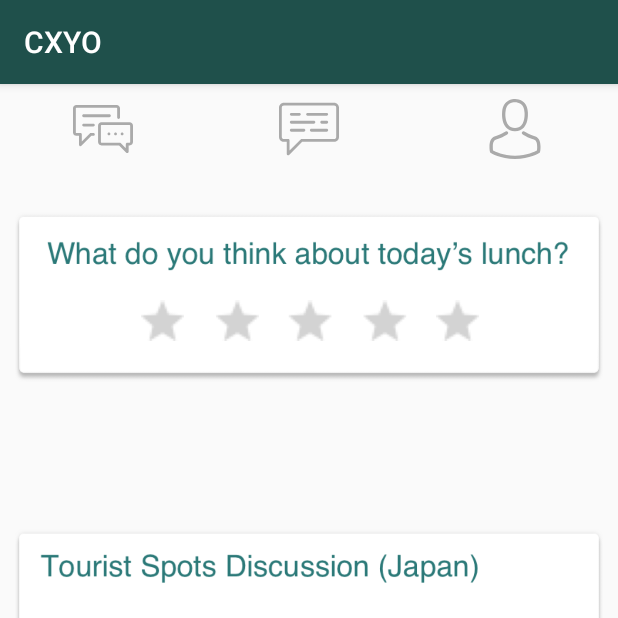
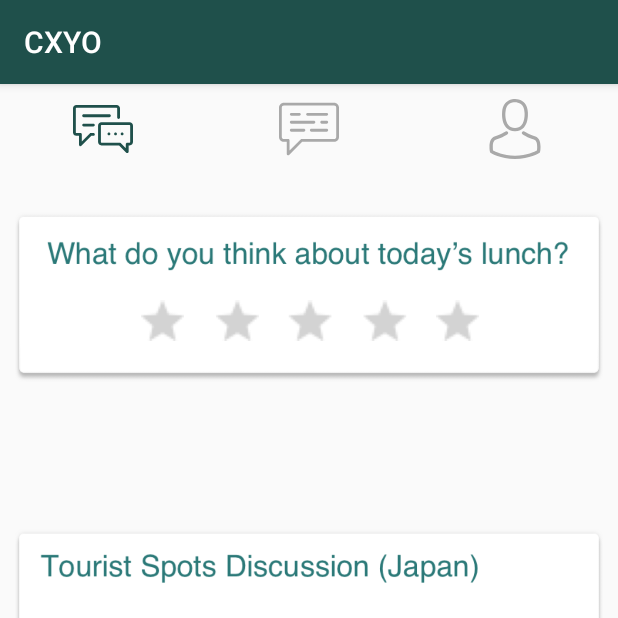
Before and after one commit to lamedts/cx-hack-2017, an Android app: the fragment ConnectFragment shown on its own in the app's theme, on a phone screen of 412 x 824 dp, the top half of it. Run offline under Robolectric (Android 15) with nearby library versions, the phone set to English and light mode, and no system bars.

Commit message:
checkpoint #9

```diff
--- a/CXYO/app/src/main/java/com/yo/cx/cxyo/ConnectFragment.java
+++ b/CXYO/app/src/main/java/com/yo/cx/cxyo/ConnectFragment.java
@@ -36,6 +36,9 @@ public class ConnectFragment extends Fragment {
 
 
         getActivity().getSupportFragmentManager().beginTransaction().replace(R.id.content_frame, new DiscussFragment()).commit();
+        DrawableCompat.setTint(DiscussButton.getDrawable(), ContextCompat.getColor(getContext(), R.color.colorPrimaryDark));
+        DrawableCompat.setTint(NetworkButton.getDrawable(), ContextCompat.getColor(getContext(), R.color.colorDarkGrey));
+        DrawableCompat.setTint(ProfileButton.getDrawable(), ContextCompat.getColor(getContext(), R.color.colorDarkGrey));
 
         DiscussButton.setOnClickListener(new View.OnClickListener() {
             @Override
```
